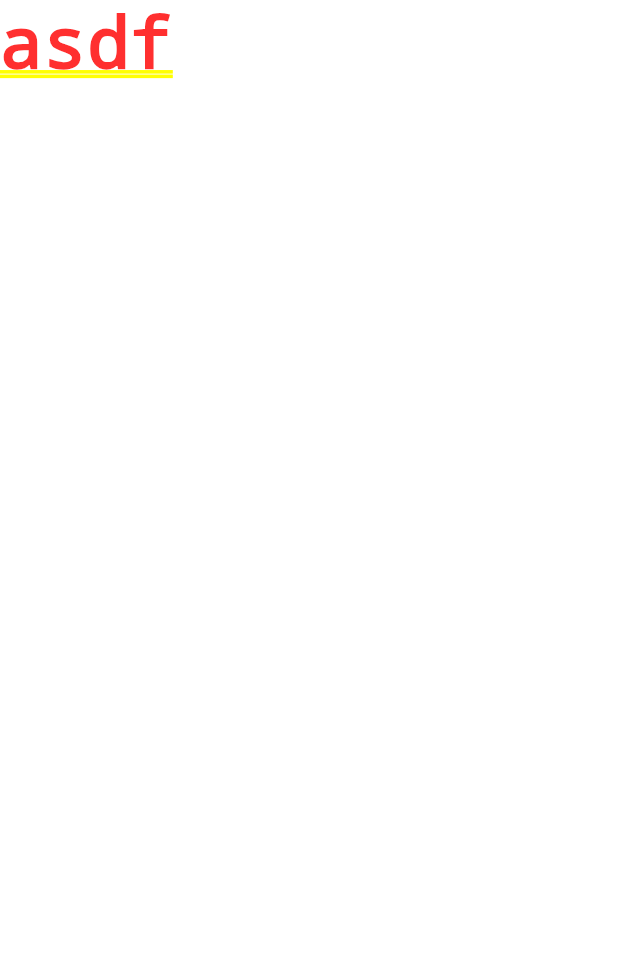
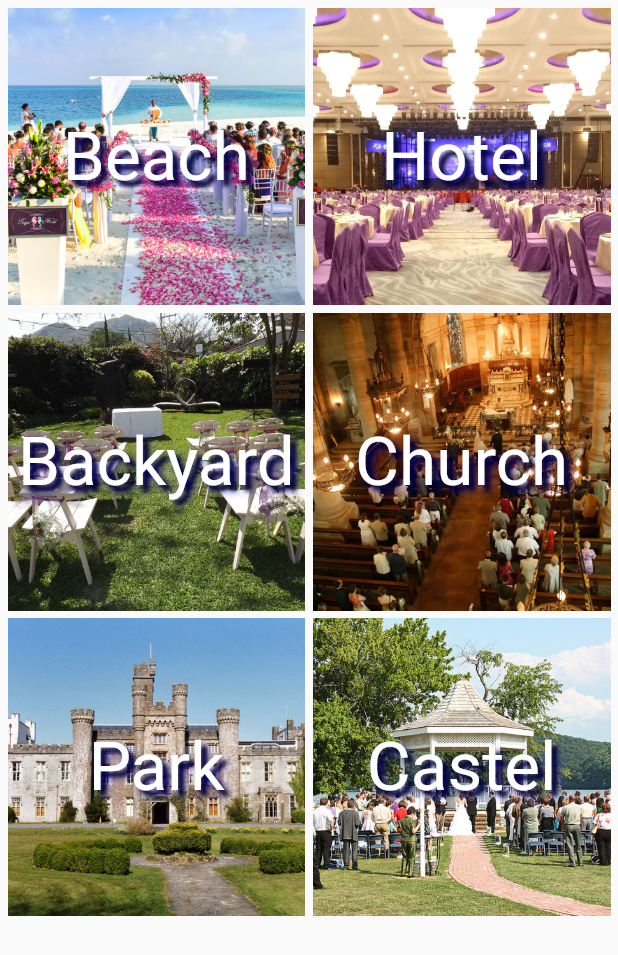
Before and after one commit to CarsonRedeye/bridezilla, a Flutter app: the screen it shows after launch, after a tap on "Explore wedding idea", on a phone screen of 412 x 824 dp. Shown: the top 955 px of the screen. Run offline on Flutter 3.47's test engine with Material 2 defaults, Android fonts, the phone set to English and light mode, and no system bars.

Commit message:
aad theme list

```diff
--- a/lib/HomeScreen.dart
+++ b/lib/HomeScreen.dart
@@ -1,4 +1,4 @@
-import 'package:bridezilla/Screen2.dart';
+import 'package:bridezilla/ThemeListScreen.dart';
 import 'package:bridezilla/SettingsScreen.dart';
 import 'package:flutter/material.dart';
 
@@ -52,7 +52,7 @@ class _HomeScreenState extends State<HomeScreen> {
           children: <Widget>[
             RaisedButton(
               onPressed: () => Navigator.push(
-                  context, MaterialPageRoute(builder: (context) => Screen2())),
+                  context, MaterialPageRoute(builder: (context) => ThemeListScreen())),
               child: Text(
                 'Explore wedding idea',
               ),
--- /dev/null
+++ b/lib/ThemeDescriptionScreen.dart
@@ -0,0 +1,19 @@
+import 'package:flutter/material.dart';
+
+class ThemeDescriptionScreen extends StatefulWidget {
+  @override
+  ThemeDescriptionScreenState createState() {
+    return new ThemeDescriptionScreenState();
+  }
+}
+
+class ThemeDescriptionScreenState extends State<ThemeDescriptionScreen> {
+  @override
+  Widget build(BuildContext context) {
+    return Scaffold(
+      body: Stack(
+          Image.asset("assets/image1.jp", fit: BoxFit.fitHeight)
+      ),
+    );
+  }
+}
--- /dev/null
+++ b/lib/ThemeListScreen.dart
@@ -0,0 +1,75 @@
+import 'package:bridezilla/ThemeDescriptionScreen.dart';
+import 'package:flutter/material.dart';
+
+class ThemeListScreen extends StatefulWidget {
+  @override
+  ThemeListScreenState createState() {
+    return new ThemeListScreenState();
+  }
+}
+
+class ThemeListScreenState extends State<ThemeListScreen> {
+  @override
+  Widget build(BuildContext context) {
+    return Scaffold(
+      body: new GridView.extent(
+        maxCrossAxisExtent: 250.0,
+        mainAxisSpacing: 5.0,
+        crossAxisSpacing: 5.0,
+        padding: const EdgeInsets.all(5.0),
+        children: _buildGridTiles(6, context), //Where is this function ?
+      ),
+    );
+  }
+}
+
+List<Widget> _buildGridTiles(numberOfTiles, context) {
+  final titles = [
+    "",
+    "Beach",
+    "Hotel",
+    "Backyard",
+    "Church",
+    "Park",
+    "Castel"
+  ];
+  List<Container> containers =
+      new List<Container>.generate(numberOfTiles, (int index) {
+    //index = 0, 1, 2,...
+    final imageName = 'assets/image${index + 1}.jpg';
+
+    return new Container(
+      child: SafeArea(
+        child: Stack(
+//          onPressed: () => Navigator.push(
+//              context, MaterialPageRoute(builder: (context) => ThemeDescriptionScreen(index + 1, titles[index + 1]))),
+          fit: StackFit.expand,
+          children: [
+            Image.asset(imageName, fit: BoxFit.fitHeight),
+            Center(
+              child: Text(
+                titles[index + 1],
+                style: Theme.of(context).textTheme.display2.copyWith(
+                  color: Colors.white,
+                  shadows: <Shadow>[
+                    Shadow(
+                      offset: Offset(4.0, 4.0),
+                      blurRadius: 3.0,
+                      color: Color.fromARGB(255, 0, 0, 0),
+                    ),
+                    Shadow(
+                      offset: Offset(4.0, 4.0),
+                      blurRadius: 8.0,
+                      color: Color.fromARGB(125, 0, 0, 255),
+                    ),
+                  ],
+                ),
+              ),
+            ),
+          ],
+        ),
+      ),
+    );
+  });
+  return containers;
+}
```
Also changed, not shown: assets/image1.jpg (added), assets/image2.jpg (added), assets/image3.jpg (added), assets/image4.jpg (added), assets/image5.jpg (added), assets/image6.jpg (added).
